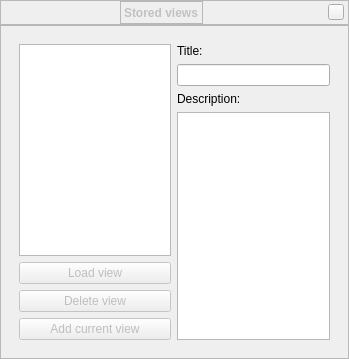
This is plugins/Scenery3d/src/gui/storedViewDialog.ui in 519984307/stellarium_src as Qt 5 draws it before an edit. The edited form follows.
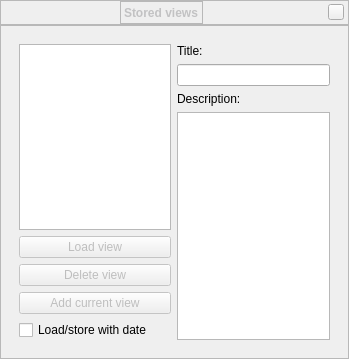
This is the edited form. Custom widgets are drawn as their Qt base class.

Commit message: Allow storing/retrieving of dates in the stored viewpoints.

Patch:
```diff
--- a/plugins/Scenery3d/src/gui/storedViewDialog.ui
+++ b/plugins/Scenery3d/src/gui/storedViewDialog.ui
@@ -262,6 +262,13 @@
              </property>
             </widget>
            </item>
+           <item>
+            <widget class="QCheckBox" name="useDateCheckBox">
+             <property name="text">
+              <string>Load/store with date</string>
+             </property>
+            </widget>
+           </item>
           </layout>
          </item>
          <item row="0" column="1">
```
The commit also changes 5 other files.
